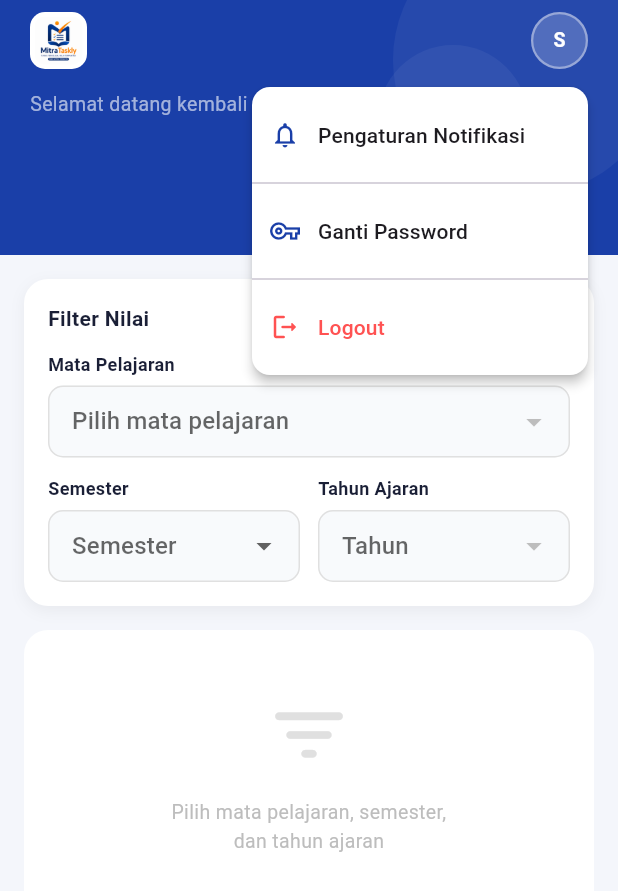
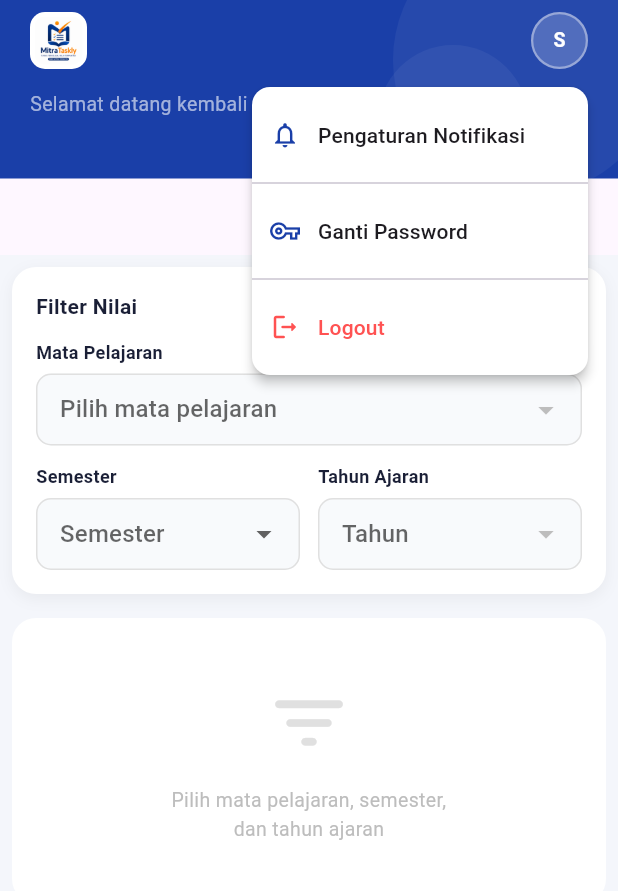
Before and after one commit to WahyuArliansyah/mitra_apps, a Flutter app: the RekapNilaiSiswa screen opened directly with empty values, after a tap on an icon or button, on a phone screen of 412 x 824 dp. Shown: the top 891 px of the screen. Run offline on Flutter 3.47's test engine with Material 3 defaults, Android fonts, the phone set to English and light mode, and no system bars; our stand-ins replace file_picker, firebase_core, firebase_messaging, flutter_local_notifications, open_filex, permission_handler and 2 more; missing offline and left inert: auto_start_flutter, excel; accounts and stored records are empty; project files that could hold a hidden picture were left out.

Commit message:
Update Siswa

```diff
--- a/lib/views/siswa/rekap_nilai_siswa.dart
+++ b/lib/views/siswa/rekap_nilai_siswa.dart
@@ -19,6 +19,7 @@ class _RekapNilaiSiswaViewState extends State<RekapNilaiSiswa> {
   // Data siswa
   String _idKelas = '';
   String _namaSiswa = '';
+  String _namaKelas = '';
   bool _isLoadingSiswa = true;
 
   // Dropdown mapel
@@ -47,7 +48,7 @@ class _RekapNilaiSiswaViewState extends State<RekapNilaiSiswa> {
       // Ambil data siswa
       final siswaData = await supabase
           .from('siswa')
-          .select('nama_siswa, id_kelas')
+          .select('nama_siswa, id_kelas, kelas(nama_kelas)')
           .eq('id_siswa', widget.idSiswa)
           .maybeSingle();
 
@@ -58,6 +59,7 @@ class _RekapNilaiSiswaViewState extends State<RekapNilaiSiswa> {
 
       _namaSiswa = siswaData['nama_siswa'] ?? '';
       _idKelas = siswaData['id_kelas']?.toString() ?? '';
+      _namaKelas = siswaData['kelas']?['nama_kelas'] ?? '';
 
       // Ambil daftar mapel yang ada nilainya untuk siswa ini
       final mapelData = await supabase
@@ -178,11 +180,18 @@ class _RekapNilaiSiswaViewState extends State<RekapNilaiSiswa> {
   Widget build(BuildContext context) {
     return Scaffold(
       backgroundColor: _bg,
-      appBar: SiswaAppBar(namaSiswa: _namaSiswa),
       body: _isLoadingSiswa
           ? const Center(child: CircularProgressIndicator(color: _primary))
-          : SingleChildScrollView(
-              padding: const EdgeInsets.all(16),
+          : Column(
+              children: [
+                SiswaAppBar(
+                  namaSiswa: _namaSiswa,
+                  namaKelas: _namaKelas,
+                  compact: true,
+                ),
+                Expanded(
+                  child: SingleChildScrollView(
+                    padding: const EdgeInsets.all(8),
                     child: Column(
                       crossAxisAlignment: CrossAxisAlignment.start,
                       children: [
@@ -244,7 +253,8 @@ class _RekapNilaiSiswaViewState extends State<RekapNilaiSiswa> {
                                   // Dropdown Semester
                                   Expanded(
                                     child: Column(
-                                crossAxisAlignment: CrossAxisAlignment.start,
+                                      crossAxisAlignment:
+                                          CrossAxisAlignment.start,
                                       children: [
                                         _buildDropdownLabel('Semester'),
                                         const SizedBox(height: 6),
@@ -275,7 +285,8 @@ class _RekapNilaiSiswaViewState extends State<RekapNilaiSiswa> {
                                   // Dropdown Tahun Ajaran
                                   Expanded(
                                     child: Column(
-                                crossAxisAlignment: CrossAxisAlignment.start,
+                                      crossAxisAlignment:
+                                          CrossAxisAlignment.start,
                                       children: [
                                         _buildDropdownLabel('Tahun Ajaran'),
                                         const SizedBox(height: 6),
@@ -329,6 +340,9 @@ class _RekapNilaiSiswaViewState extends State<RekapNilaiSiswa> {
                         ],
                       ],
                     ),
+                  ),
+                ),
+              ],
             ),
     );
   }
--- a/lib/widgets/siswa/siswa_app_bar.dart
+++ b/lib/widgets/siswa/siswa_app_bar.dart
@@ -7,6 +7,7 @@ import 'package:supabase_flutter/supabase_flutter.dart';
 class SiswaAppBar extends StatelessWidget implements PreferredSizeWidget {
   final String namaSiswa;
   final String namaKelas;
+  final bool compact;
   final List<Widget>? extraActions;
 
   static const _navyDark = Color(0xFF1A3FA8);
@@ -15,6 +16,7 @@ class SiswaAppBar extends StatelessWidget implements PreferredSizeWidget {
     super.key,
     required this.namaSiswa,
     this.namaKelas = '',
+    this.compact = false,
     this.extraActions,
   });
 
```
Lines whose indentation alone changed are shown as unchanged.
